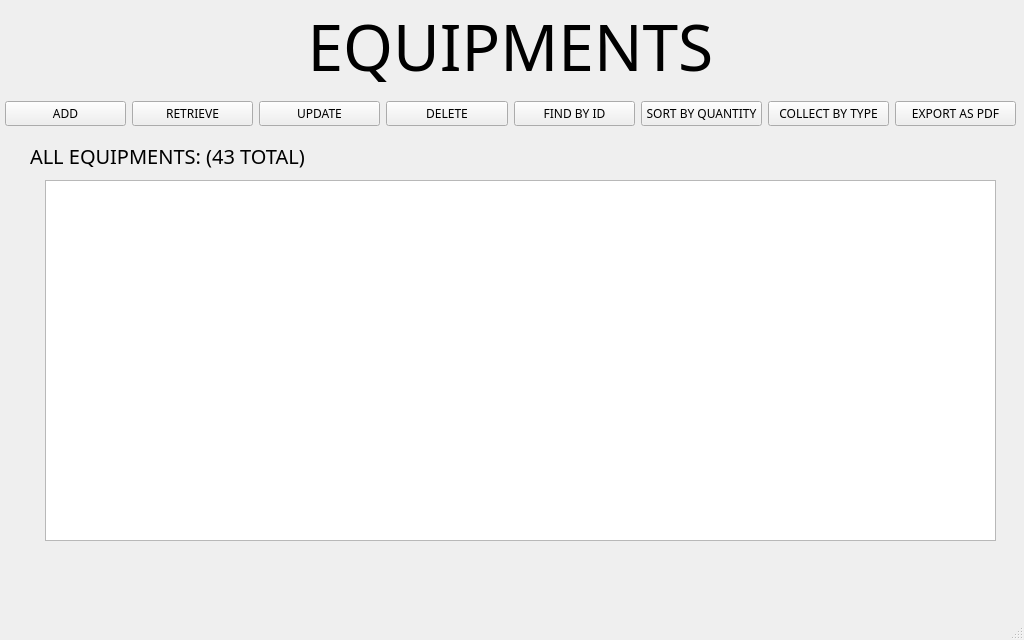
The window that mainwindow.ui (ProjetCPP-2A33/projetcpp-2a33-smart-clothing-store) describes before a commit, drawn with Qt 5.
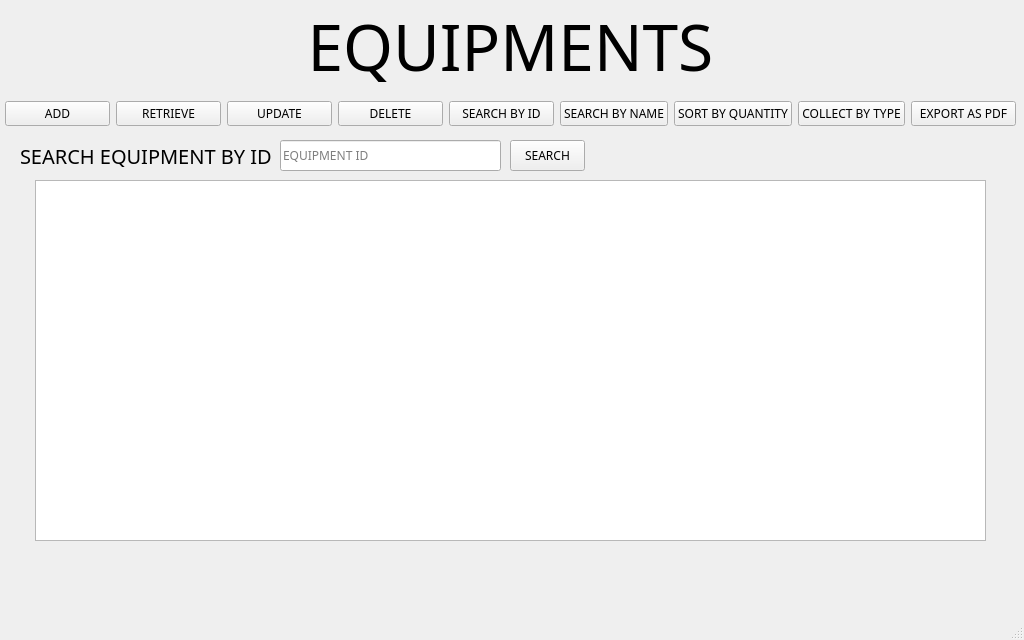
The same window after the commit.

Commit message: Working on the search-by-id functionality

```diff
--- a/mainwindow.ui
+++ b/mainwindow.ui
@@ -64,17 +64,10 @@
      </rect>
     </property>
     <layout class="QGridLayout" name="gridLayout">
-     <item row="0" column="0">
-      <widget class="QPushButton" name="addPageBtn">
+     <item row="0" column="8">
+      <widget class="QPushButton" name="pushButton_8">
        <property name="text">
-        <string>ADD</string>
-       </property>
-      </widget>
-     </item>
-     <item row="0" column="1">
-      <widget class="QPushButton" name="retrievePageBtn">
-       <property name="text">
-        <string>RETRIEVE</string>
+        <string>EXPORT AS PDF</string>
        </property>
       </widget>
      </item>
@@ -85,6 +78,34 @@
        </property>
       </widget>
      </item>
+     <item row="0" column="1">
+      <widget class="QPushButton" name="retrievePageBtn">
+       <property name="text">
+        <string>RETRIEVE</string>
+       </property>
+      </widget>
+     </item>
+     <item row="0" column="7">
+      <widget class="QPushButton" name="pushButton_6">
+       <property name="text">
+        <string>COLLECT BY TYPE</string>
+       </property>
+      </widget>
+     </item>
+     <item row="0" column="0">
+      <widget class="QPushButton" name="addPageBtn">
+       <property name="text">
+        <string>ADD</string>
+       </property>
+      </widget>
+     </item>
+     <item row="0" column="6">
+      <widget class="QPushButton" name="pushButton_7">
+       <property name="text">
+        <string>SORT BY QUANTITY</string>
+       </property>
+      </widget>
+     </item>
      <item row="0" column="3">
       <widget class="QPushButton" name="deletePageBtn">
        <property name="text">
@@ -95,28 +116,14 @@
      <item row="0" column="4">
       <widget class="QPushButton" name="pushButton_4">
        <property name="text">
-        <string>FIND BY ID</string>
+        <string>SEARCH BY ID</string>
        </property>
       </widget>
      </item>
      <item row="0" column="5">
-      <widget class="QPushButton" name="pushButton_7">
+      <widget class="QPushButton" name="pushButton">
        <property name="text">
-        <string>SORT BY QUANTITY</string>
-       </property>
-      </widget>
-     </item>
-     <item row="0" column="6">
-      <widget class="QPushButton" name="pushButton_6">
-       <property name="text">
-        <string>COLLECT BY TYPE</string>
-       </property>
-      </widget>
-     </item>
-     <item row="0" column="7">
-      <widget class="QPushButton" name="pushButton_8">
-       <property name="text">
-        <string>EXPORT AS PDF</string>
+        <string>SEARCH BY NAME</string>
        </property>
       </widget>
      </item>
@@ -284,6 +291,75 @@
       </property>
      </widget>
     </widget>
+    <widget class="QWidget" name="searchPage">
+     <widget class="QLabel" name="searchLabel">
+      <property name="geometry">
+       <rect>
+        <x>0</x>
+        <y>0</y>
+        <width>251</width>
+        <height>31</height>
+       </rect>
+      </property>
+      <property name="font">
+       <font>
+        <family>Poppins</family>
+        <pointsize>15</pointsize>
+       </font>
+      </property>
+      <property name="text">
+       <string>SEARCH EQUIPMENT BY ID:</string>
+      </property>
+     </widget>
+     <widget class="QTableWidget" name="searchTable">
+      <property name="geometry">
+       <rect>
+        <x>15</x>
+        <y>40</y>
+        <width>951</width>
+        <height>361</height>
+       </rect>
+      </property>
+      <attribute name="horizontalHeaderStretchLastSection">
+       <bool>true</bool>
+      </attribute>
+      <attribute name="verticalHeaderDefaultSectionSize">
+       <number>25</number>
+      </attribute>
+      <attribute name="verticalHeaderStretchLastSection">
+       <bool>false</bool>
+      </attribute>
+     </widget>
+     <widget class="QLineEdit" name="searchInput">
+      <property name="geometry">
+       <rect>
+        <x>260</x>
+        <y>0</y>
+        <width>221</width>
+        <height>31</height>
+       </rect>
+      </property>
+      <property name="placeholderText">
+       <string>EQUIPMENT ID</string>
+      </property>
+     </widget>
+     <widget class="QPushButton" name="searchBtn">
+      <property name="geometry">
+       <rect>
+        <x>490</x>
+        <y>0</y>
+        <width>75</width>
+        <height>31</height>
+       </rect>
+      </property>
+      <property name="text">
+       <string>SEARCH</string>
+      </property>
+     </widget>
+    </widget>
+    <widget class="QWidget" name="sortPage"/>
+    <widget class="QWidget" name="collectPage"/>
+    <widget class="QWidget" name="exportPage"/>
     <widget class="QWidget" name="retrievePage">
      <property name="sizePolicy">
       <sizepolicy hsizetype="Expanding" vsizetype="Expanding">
```
Left out of the diff: 2 changed lines with no effect on the pictures. The commit also changes 4 other files.
